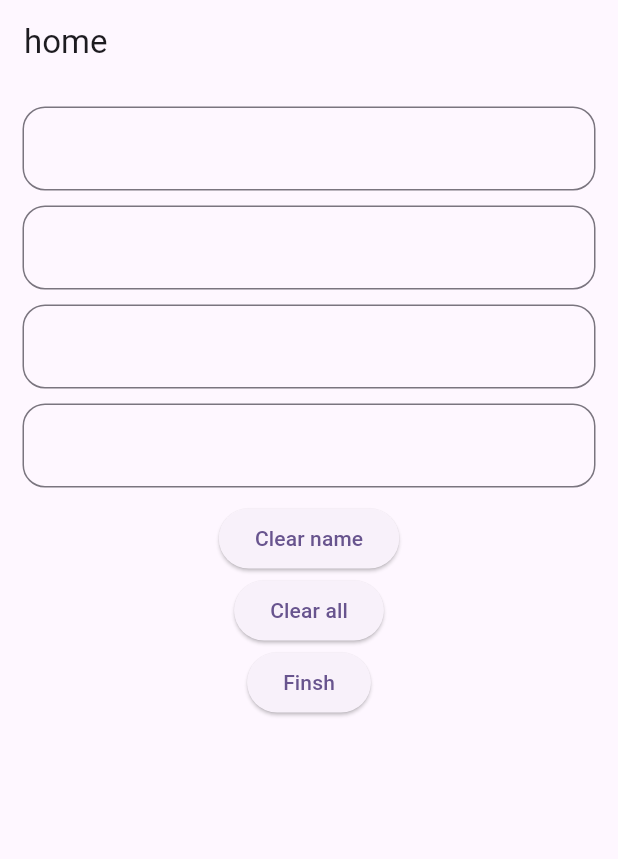
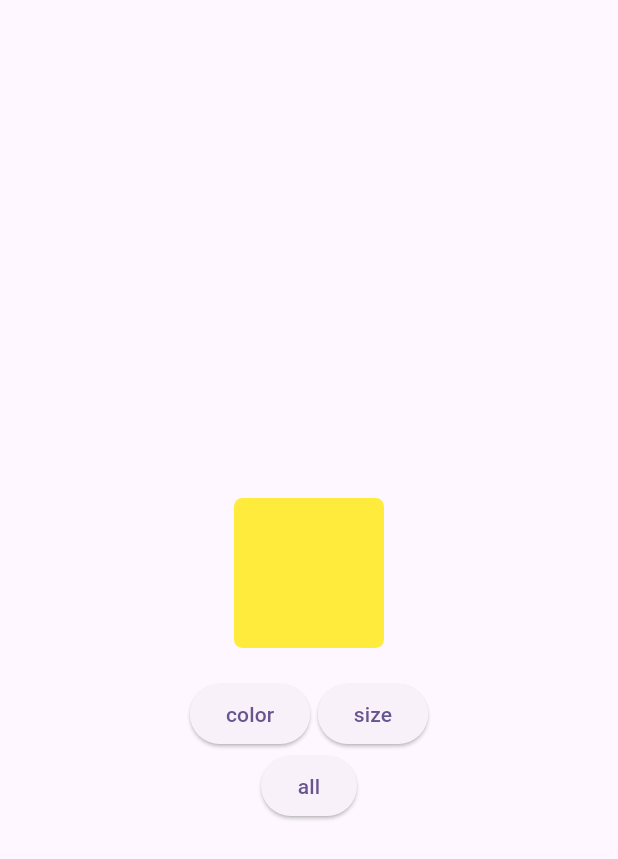
Before and after one commit to ALI-tech-tech/mobile-boot-camping, a Flutter app: the screen it shows after launch, on a phone screen of 412 x 824 dp. Shown: the top 859 px of the screen. Run offline on Flutter 3.47's test engine with Material 2 defaults, Android fonts, the phone set to English and light mode, and no system bars; our stand-ins replace faker; accounts and stored records are empty.

Commit message:
animation  tween container

```diff
--- /dev/null
+++ b/lib/MyPackage/Extentios/MyList.dart
@@ -0,0 +1,4 @@
+extension MyList on List{
+
+
+}
--- a/lib/day28/q1/exchange.dart
+++ b/lib/day28/q1/exchange.dart
@@ -38,7 +38,7 @@ class _ExchangeState extends State<Exchange> {
                 });
             },title: Text("SADUI"),),
 
-            Text("${result}"),
+            Text("${result.toStringAsFixed(3)}"),
             // Row(
             //   children: [
             //     Radio(value: 1, groupValue: selected, onChanged: (v){
--- a/lib/day29/q1/search.dart
+++ b/lib/day29/q1/search.dart
@@ -1,6 +1,6 @@
 import 'package:faker/faker.dart';
 import 'package:flutter/material.dart';
-
+// import 'package:flutter_practis/MyPackage/Extentios/MyList.dart';
 import 'person.dart';
 
 class Search extends StatefulWidget {
@@ -26,6 +26,7 @@ class _SearchState extends State<Search> {
                     li=genratelist();
                   }else{
                   li=li.where((element) => element.email!.contains(v)).toList();
+
                   }
                   setState(() {
 
--- a/lib/day30/q1/form.dart
+++ b/lib/day30/q1/form.dart
@@ -33,6 +33,11 @@ class _FormvalidState extends State<Formvalid> {
               child: Column(
                 children: [
                   TextFormField(
+                    inputFormatters: [
+                      FilteringTextInputFormatter.allow(RegExp('[A-Za-z]+'))
+                    ],
+                    autofocus: true,
+                    maxLength: 3 ,
                     autovalidateMode: AutovalidateMode.onUserInteraction,
                     validator: (value) =>
                         value!.length < 3 ? "write more 2 char" : null,
@@ -89,6 +94,7 @@ class _FormvalidState extends State<Formvalid> {
                       child: Text("Clear name")),
                   ElevatedButton(
                       onPressed: () {
+                        //kk.currentState!.reset();
                         namec.clear();
                         emailc.clear();
                         passc2.clear();
--- /dev/null
+++ b/lib/day31/q1/container.dart
@@ -0,0 +1,84 @@
+import 'dart:math';
+
+import 'package:flutter/material.dart';
+import 'package:flutter_practis/MyPackage/Extentios/MyString.dart';
+
+class AnimMycontainer extends StatefulWidget {
+  const AnimMycontainer({super.key});
+
+  @override
+  State<AnimMycontainer> createState() => _AnimMycontainerState();
+}
+
+class _AnimMycontainerState extends State<AnimMycontainer> {
+  var generatedColor=12;
+  double width=100;
+  double height=100;
+genColor(){
+  return  Random().nextInt(Colors.primaries.length);
+}
+gensize(){
+  return (Random().nextDouble()*(Random().nextInt(300))+100);
+}
+
+@override
+void initState() {
+  super.initState();
+  // generatedColor=genColor();
+  // width=gensize();
+  // height=gensize();
+}
+  @override
+  Widget build(BuildContext context) {
+    return Scaffold(
+      appBar: AppBar(),
+      body: Center(
+        child: Column(
+          mainAxisAlignment: MainAxisAlignment.center,
+          children: [
+            AnimatedContainer(
+              decoration: BoxDecoration(
+                color:Colors.primaries[generatedColor] ,
+                borderRadius: BorderRadius.circular(Random().nextDouble()*50),
+
+              ),
+              curve: Curves.easeInCubic,
+              duration: Duration(seconds: 1),
+
+              width: width,
+              height: height,
+              ),
+              SizedBox(height: 20,),
+            Row(
+              mainAxisAlignment: MainAxisAlignment.center,
+              children: [
+
+              ElevatedButton(onPressed: (){
+                generatedColor=genColor();
+                setState(() {
+
+                });
+              }, child: Text("color")),
+              SizedBox(width: 5,),
+               ElevatedButton(onPressed: (){
+               width=gensize();
+               height=gensize();
+                setState(() {
+
+                });
+              }, child: Text("size")),
+            ],),
+            ElevatedButton(onPressed: (){
+              generatedColor=genColor();
+               width=gensize();
+               height=gensize();
+                setState(() {
+
+                });
+              }, child: Text("all")),
+          ],
+        ),
+      ),
+    );
+  }
+}
--- a/lib/main.dart
+++ b/lib/main.dart
@@ -7,6 +7,8 @@ import 'day28/q1/exchange.dart';
 import 'day28/q2/Text.dart';
 import 'day29/q1/search.dart';
 import 'day30/q2/subinfo.dart';
+import 'day31/q1/container.dart';
+import 'day31/q2/tween.dart';
 
 
 void main() {
@@ -25,7 +27,7 @@ class MyApp extends StatelessWidget {
         colorScheme: ColorScheme.fromSeed(seedColor: Colors.deepPurple),
         useMaterial3: true,
       ),
-      home: Formvalid(),
+      home: AnimMycontainer(),
     );
   }
 }
```
Also changed, not shown: lib/MyPackage/Extentios/MyNum.dart (added, +20 -0 lines), lib/MyPackage/Extentios/MyString.dart (added, +9 -0 lines), lib/day31/q2/tween.dart (added, +38 -0 lines), 3 other files.
